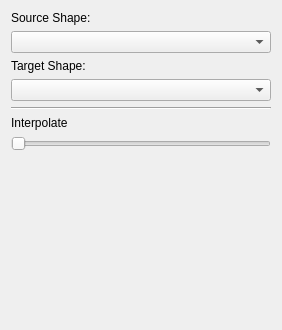
The window that src/view/shapeInterpolation.ui (PeterZs/ShapeAnalyzer) describes before a commit, drawn with Qt 5.
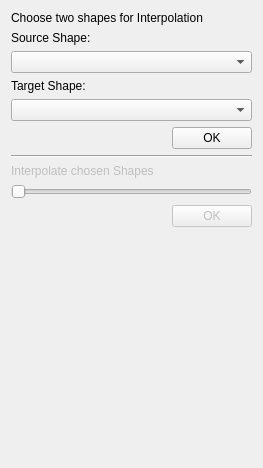
The same window after the commit.

Commit message: Interpolation tab. Some improvements/bug fixes

```diff
--- a/src/view/shapeInterpolation.ui
+++ b/src/view/shapeInterpolation.ui
@@ -6,11 +6,18 @@
    <rect>
     <x>0</x>
     <y>0</y>
-    <width>282</width>
-    <height>330</height>
+    <width>263</width>
+    <height>468</height>
    </rect>
   </property>
   <layout class="QVBoxLayout" name="verticalLayout">
+   <item>
+    <widget class="QLabel" name="labelChoose">
+     <property name="text">
+      <string>Choose two shapes for Interpolation</string>
+     </property>
+    </widget>
+   </item>
    <item>
     <widget class="QLabel" name="labelSourceShape">
      <property name="text">
@@ -31,6 +38,30 @@
    <item>
     <widget class="QComboBox" name="comboBoxTargetShape"/>
    </item>
+   <item>
+    <layout class="QHBoxLayout" name="horizontalLayout">
+     <item>
+      <spacer name="horizontalSpacer">
+       <property name="orientation">
+        <enum>Qt::Horizontal</enum>
+       </property>
+       <property name="sizeHint" stdset="0">
+        <size>
+         <width>40</width>
+         <height>20</height>
+        </size>
+       </property>
+      </spacer>
+     </item>
+     <item>
+      <widget class="QPushButton" name="buttonChoose">
+       <property name="text">
+        <string>OK</string>
+       </property>
+      </widget>
+     </item>
+    </layout>
+   </item>
    <item>
     <widget class="Line" name="line">
      <property name="orientation">
@@ -39,14 +70,20 @@
     </widget>
    </item>
    <item>
-    <widget class="QLabel" name="label">
+    <widget class="QLabel" name="labelInterpolation">
+     <property name="enabled">
+      <bool>false</bool>
+     </property>
      <property name="text">
-      <string>Interpolate</string>
+      <string>Interpolate chosen Shapes</string>
      </property>
     </widget>
    </item>
    <item>
     <widget class="QSlider" name="sliderInterpolation">
+     <property name="enabled">
+      <bool>false</bool>
+     </property>
      <property name="maximum">
       <number>100</number>
      </property>
@@ -55,6 +92,33 @@
      </property>
     </widget>
    </item>
+   <item>
+    <layout class="QHBoxLayout" name="horizontalLayout_2">
+     <item>
+      <spacer name="horizontalSpacer_2">
+       <property name="orientation">
+        <enum>Qt::Horizontal</enum>
+       </property>
+       <property name="sizeHint" stdset="0">
+        <size>
+         <width>40</width>
+         <height>20</height>
+        </size>
+       </property>
+      </spacer>
+     </item>
+     <item>
+      <widget class="QPushButton" name="buttonInterpolation">
+       <property name="enabled">
+        <bool>false</bool>
+       </property>
+       <property name="text">
+        <string>OK</string>
+       </property>
+      </widget>
+     </item>
+    </layout>
+   </item>
    <item>
     <spacer name="verticalSpacer">
      <property name="orientation">
```
The commit also changes 14 other files.
